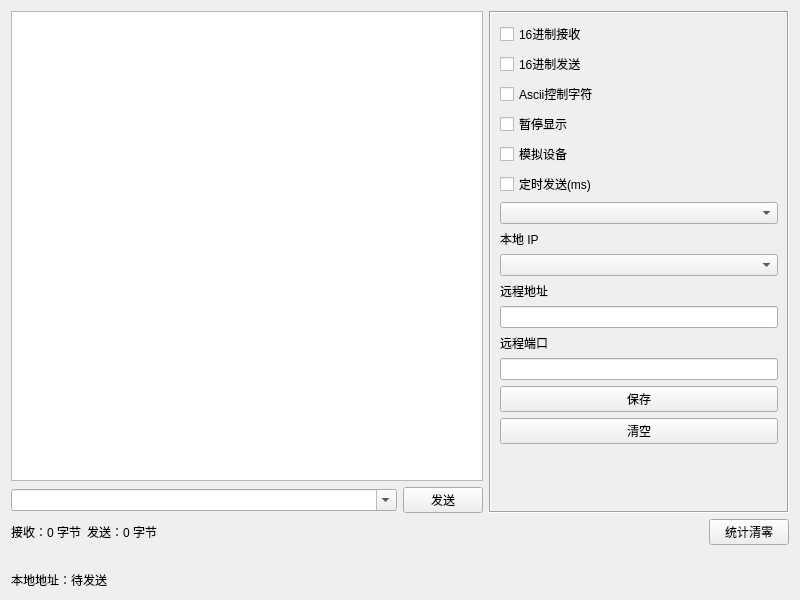
Above: form/frmudpclient.ui from lianpeiliang/net_tran_helper before the change. Below: the same form after it.
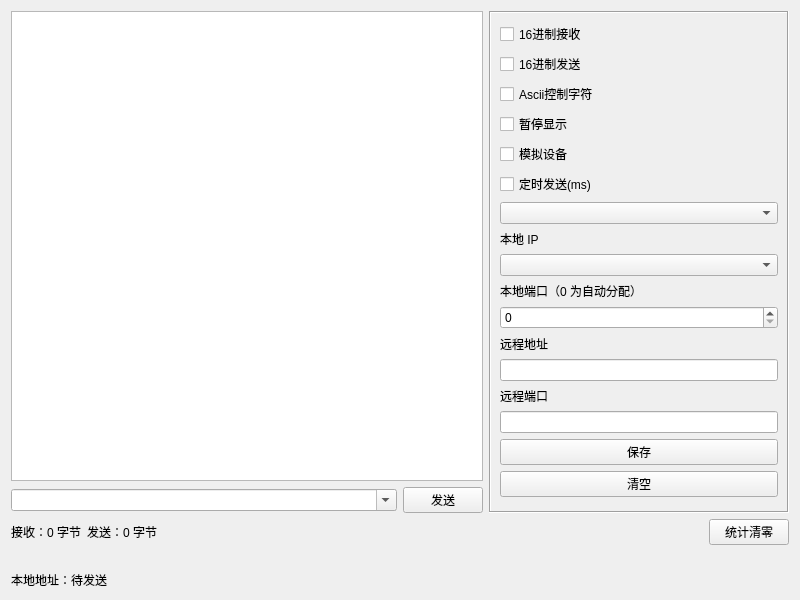
That is the form after the change.

Commit message: Add configurable local port for UDP client

Patch:
```diff
--- a/form/frmudpclient.ui
+++ b/form/frmudpclient.ui
@@ -97,7 +97,27 @@
       <item>
        <widget class="QComboBox" name="cboxLocalIP">
         <property name="toolTip">
-         <string>自动选择时按目标路由选择源地址；指定 IP 时绑定该地址。切换后本地端口重新分配。</string>
+         <string>自动选择时按目标路由选择源地址；指定 IP 时绑定该地址。切换后按本地端口设置重新绑定。</string>
+        </property>
+       </widget>
+      </item>
+      <item>
+       <widget class="QLabel" name="labLocalPort">
+        <property name="text">
+         <string>本地端口（0 为自动分配）</string>
+        </property>
+       </widget>
+      </item>
+      <item>
+       <widget class="QSpinBox" name="spinLocalPort">
+        <property name="maximum">
+         <number>65535</number>
+        </property>
+        <property name="keyboardTracking">
+         <bool>false</bool>
+        </property>
+        <property name="toolTip">
+         <string>发送和接收回复使用的本地端口。0 表示自动分配；修改后下次发送时重新绑定。</string>
         </property>
        </widget>
       </item>
```
The commit also changes 3 other files.
